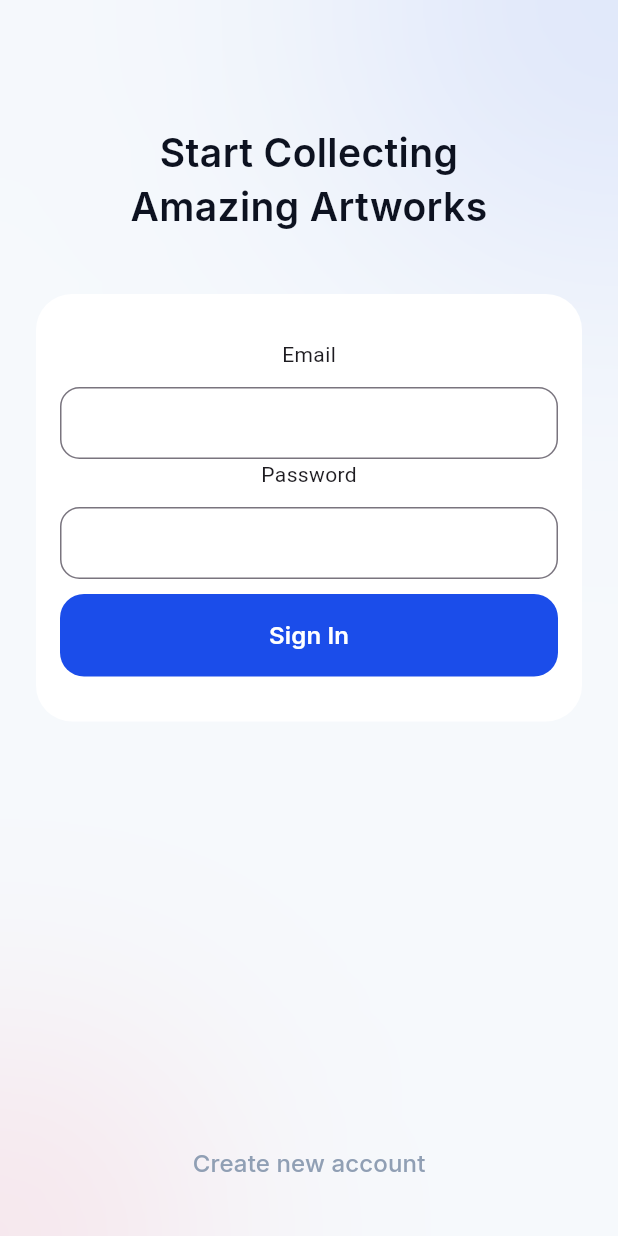
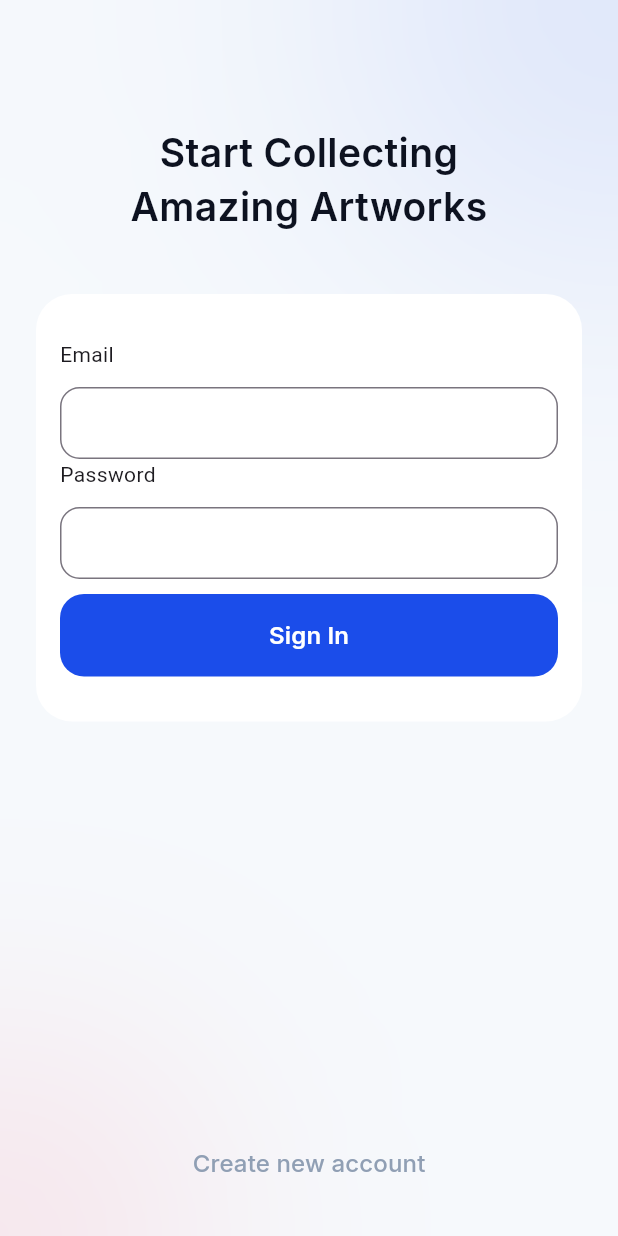
Before and after one commit to JazumFaisti/UAS-Pemograman-Mobile, a Flutter app: the SignInPage widget shown alone on an empty page, opened directly, after a tap on "Sign In", on a phone screen of 412 x 824 dp. Run offline on Flutter 3.47's test engine with Material 3 defaults, Android fonts, the phone set to English and light mode, and no system bars; our stand-ins replace flutter_svg, gap, google_fonts, supabase_flutter; accounts and stored records are empty; network calls fail.

Commit message:
Sign In Auth Dengan Supabase

```diff
--- a/lib/presentation/pages/sign_in_page.dart
+++ b/lib/presentation/pages/sign_in_page.dart
@@ -73,7 +73,10 @@ class _SignInPageState extends State<SignInPage> {
           padding: const EdgeInsets.symmetric(horizontal: 16, vertical: 30),
           decoration: BoxDecoration(
               color: Colors.white, borderRadius: BorderRadius.circular(24)),
-          child: Column(children: [
+          child: Column(
+              mainAxisAlignment: MainAxisAlignment.start,
+              crossAxisAlignment: CrossAxisAlignment.start,
+              children: [
                 const Text(
                   'Email',
                 ),
@@ -113,11 +116,14 @@ class _SignInPageState extends State<SignInPage> {
                     isFullWidth: true,
                     onPressed: () async {
                       final authResponse = await supabase.auth
-                      .signInWithPassword(password: passwordController.text);
+                          .signInWithPassword(
+                              email: emailController.text,
+                              password: passwordController.text);
                       if (authResponse.user != null) {
                         Navigator.pushReplacement(
                           context,
-                      MaterialPageRoute(builder: (context) => DiscoverPage()),
+                          MaterialPageRoute(
+                              builder: (context) => DiscoverPage()),
                         );
                       }
                     },
```
Lines whose indentation alone changed are shown as unchanged.
